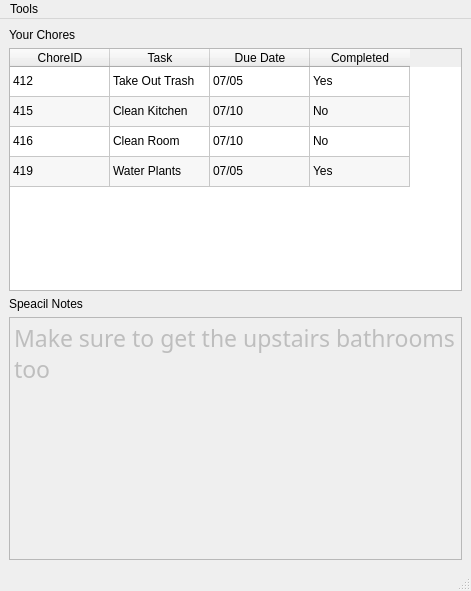
Qt form final_project/views/main.ui (Monte42/PyQt) before a commit.
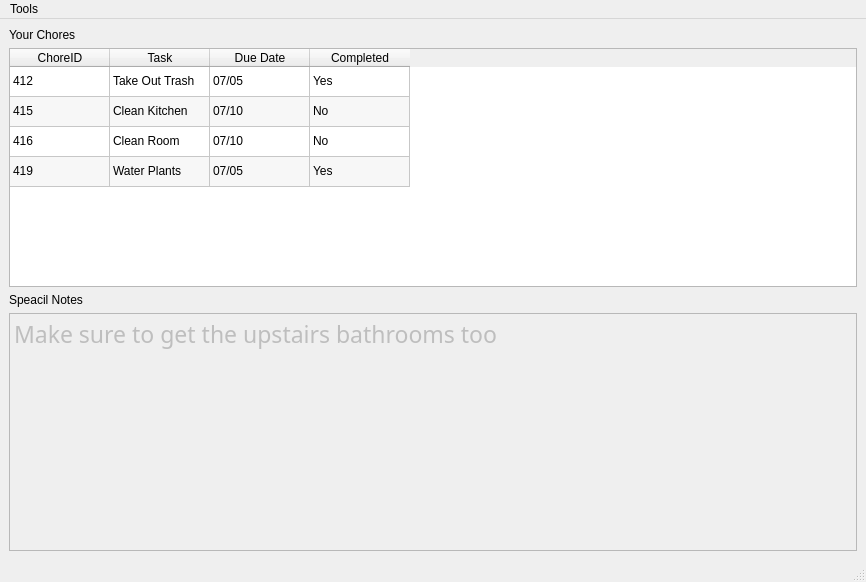
The same form after that commit.

The edit to the form file:
```diff
--- a/final_project/views/main.ui
+++ b/final_project/views/main.ui
@@ -6,8 +6,8 @@
    <rect>
     <x>0</x>
     <y>0</y>
-    <width>471</width>
-    <height>591</height>
+    <width>866</width>
+    <height>582</height>
    </rect>
   </property>
   <property name="windowTitle">
@@ -204,7 +204,7 @@
     <rect>
      <x>0</x>
      <y>0</y>
-     <width>471</width>
+     <width>866</width>
      <height>26</height>
     </rect>
    </property>
```
